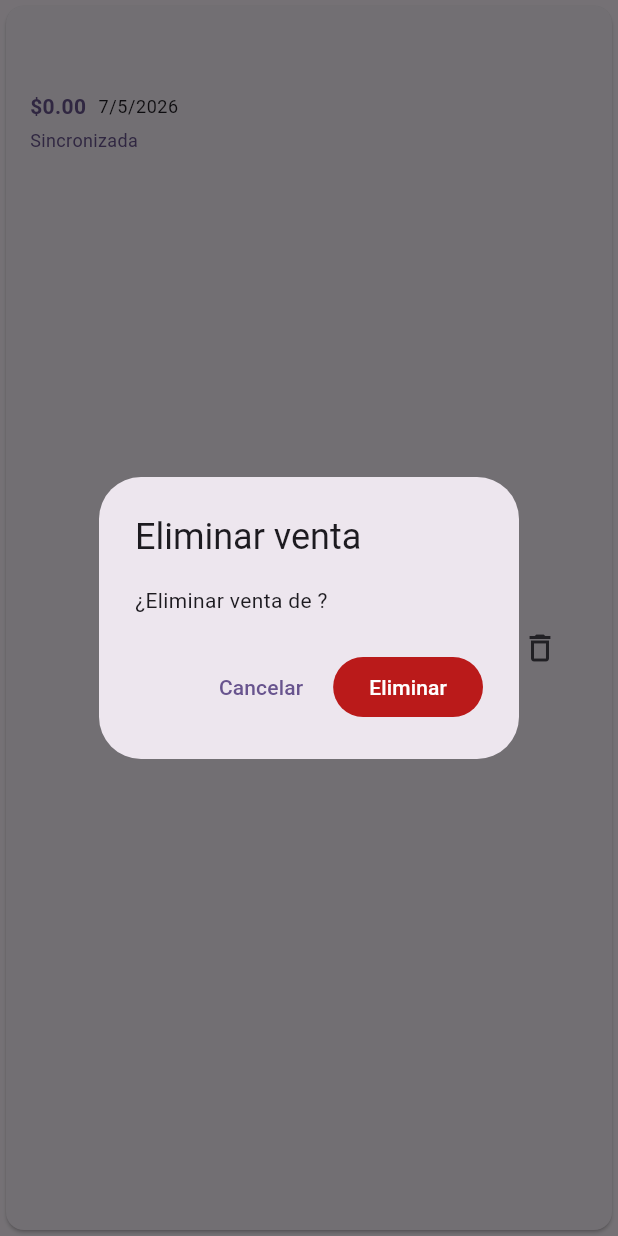
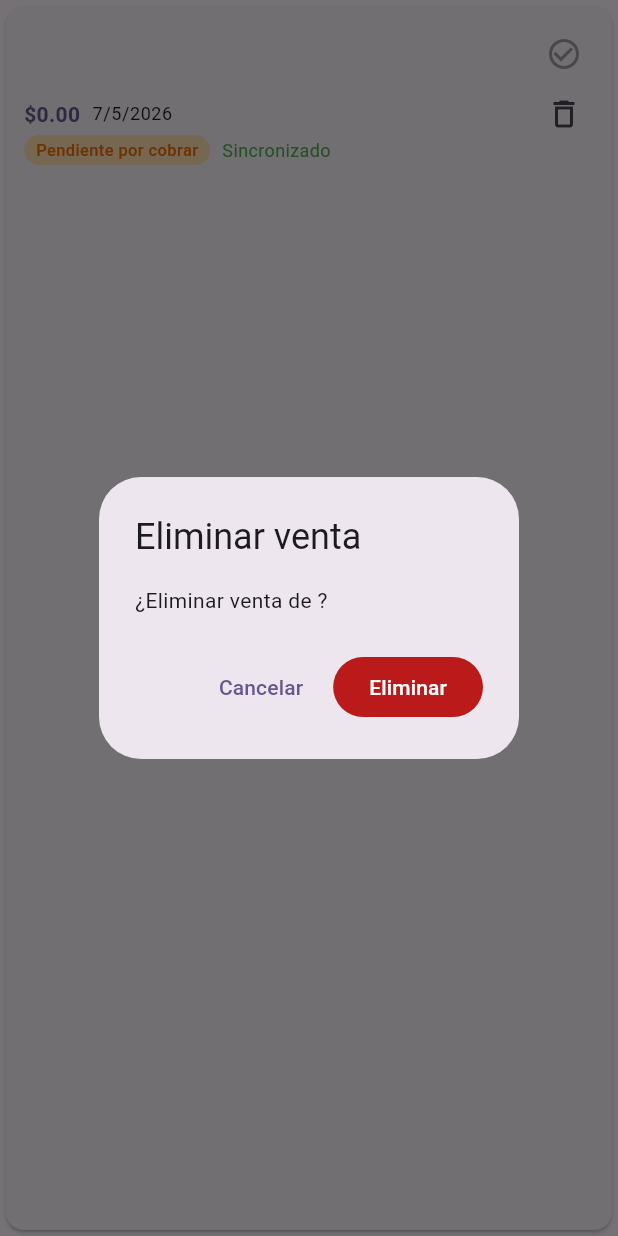
Before and after one commit to justjaaara/sales_exam, a Flutter app: the SalesTile widget shown alone on an empty page, opened directly with empty values, after a tap on the "delete outline" icon, on a phone screen of 412 x 824 dp. Run offline on Flutter 3.47's test engine with Material 3 defaults, Android fonts, the phone set to English and light mode, and no system bars; our stand-ins replace cloud_firestore, connectivity_plus, drift, drift_flutter, firebase_core, logger and 1 more; accounts and stored records are empty; generated files the repository leaves out were written again.

Commit message:
feat: Enhance sales functionality with connectivity monitoring and payment status updates

```diff
--- a/lib/models/sales_model.dart
+++ b/lib/models/sales_model.dart
@@ -6,6 +6,7 @@ class SalesModel {
   final DateTime saleDate;
   final DateTime updatedAt;
   final bool pendingSync;
+  final bool isPaid;
 
   const SalesModel({
     this.id,
@@ -15,7 +16,10 @@ class SalesModel {
     required this.saleDate,
     required this.updatedAt,
     required this.pendingSync,
+    this.isPaid = false,
   });
+
+  String get statusText => isPaid ? 'Cobrado' : 'Pendiente por cobrar';
 
   SalesModel copyWith({
     int? id,
@@ -25,6 +29,7 @@ class SalesModel {
     DateTime? saleDate,
     DateTime? updatedAt,
     bool? pendingSync,
+    bool? isPaid,
   }) {
     return SalesModel(
       id: id ?? this.id,
@@ -34,6 +39,7 @@ class SalesModel {
       saleDate: saleDate ?? this.saleDate,
       updatedAt: updatedAt ?? this.updatedAt,
       pendingSync: pendingSync ?? this.pendingSync,
+      isPaid: isPaid ?? this.isPaid,
     );
   }
 
@@ -44,6 +50,7 @@ class SalesModel {
       'amount': amount,
       'saleDate': saleDate.toIso8601String(),
       'updatedAt': updatedAt.toIso8601String(),
+      'isPaid': isPaid,
     };
   }
 
@@ -56,6 +63,13 @@ class SalesModel {
       saleDate: DateTime.tryParse(map['saleDate'] as String? ?? '') ?? DateTime.now(),
       updatedAt: DateTime.tryParse(map['updatedAt'] as String? ?? '') ?? DateTime.now(),
       pendingSync: false,
+      isPaid: map['isPaid'] as bool? ?? false,
     );
   }
+
+  Map<String, dynamic> toJson() => toFirestore();
+
+  factory SalesModel.fromJson(Map<String, dynamic> json, {required int id}) {
+    return SalesModel.fromFirestore(json, id: id);
+  }
 }
--- a/lib/widgets/sales_tile.dart
+++ b/lib/widgets/sales_tile.dart
@@ -5,25 +5,33 @@ import '../models/sales_model.dart';
 class SalesTile extends StatelessWidget {
   final SalesModel sale;
   final VoidCallback onDelete;
+  final VoidCallback onTogglePaid;
 
   const SalesTile({
     super.key,
     required this.sale,
     required this.onDelete,
+    required this.onTogglePaid,
   });
 
   @override
   Widget build(BuildContext context) {
     return Card(
-      child: ListTile(
-        title: Text(
+      child: Padding(
+        padding: const EdgeInsets.all(12),
+        child: Row(
+          children: [
+            Expanded(
+              child: Column(
+                crossAxisAlignment: CrossAxisAlignment.start,
+                children: [
+                  Text(
                     sale.clientName,
                     maxLines: 1,
                     overflow: TextOverflow.ellipsis,
+                    style: const TextStyle(fontWeight: FontWeight.bold),
                   ),
-        subtitle: Column(
-          crossAxisAlignment: CrossAxisAlignment.start,
-          children: [
+                  const SizedBox(height: 4),
                   Text(
                     sale.product,
                     maxLines: 1,
@@ -47,20 +55,70 @@ class SalesTile extends StatelessWidget {
                     ],
                   ),
                   const SizedBox(height: 4),
+                  Row(
+                    children: [
+                      Container(
+                        padding: const EdgeInsets.symmetric(
+                          horizontal: 8,
+                          vertical: 2,
+                        ),
+                        decoration: BoxDecoration(
+                          color: sale.isPaid
+                              ? Colors.green
+                              : Colors.orange.shade100,
+                          borderRadius: BorderRadius.circular(12),
+                        ),
+                        child: Text(
+                          sale.statusText,
+                          style: TextStyle(
+                            color: sale.isPaid
+                                ? Colors.white
+                                : Colors.orange.shade800,
+                            fontSize: 11,
+                            fontWeight: FontWeight.w500,
+                          ),
+                        ),
+                      ),
+                      const SizedBox(width: 8),
                       Text(
-              sale.pendingSync ? 'Pendiente de sincronización' : 'Sincronizada',
+                        sale.pendingSync
+                            ? 'Pendiente por sincronizar'
+                            : 'Sincronizado',
                         style: TextStyle(
                           color: sale.pendingSync
                               ? Theme.of(context).colorScheme.error
-                    : Theme.of(context).colorScheme.primary,
+                              : Colors.green,
                           fontSize: 12,
                         ),
                       ),
                     ],
                   ),
-        trailing: IconButton(
+                ],
+              ),
+            ),
+            Column(
+              children: [
+                IconButton(
+                  icon: Icon(
+                    sale.isPaid
+                        ? Icons.check_circle
+                        : Icons.check_circle_outline,
+                    color: sale.isPaid ? Colors.green : Colors.grey,
+                  ),
+                  onPressed: onTogglePaid,
+                  tooltip: sale.isPaid
+                      ? 'Marcar como pendiente'
+                      : 'Marcar como cobrado',
+                  visualDensity: VisualDensity.compact,
+                ),
+                IconButton(
                   icon: const Icon(Icons.delete_outline),
                   onPressed: () => _confirmDelete(context),
+                  visualDensity: VisualDensity.compact,
+                ),
+              ],
+            ),
+          ],
         ),
       ),
     );
--- a/pubspec.yaml
+++ b/pubspec.yaml
@@ -38,6 +38,8 @@ dependencies:
   drift_flutter: ^0.2.4
   path_provider: ^2.1.5
   logger: ^2.5.0
+  connectivity_plus: ^7.1.1
+  shared_preferences: ^2.5.5
 
 dev_dependencies:
   flutter_test:
```
Also changed, not shown: lib/pages/sales_page.dart (+149 -26 lines), lib/services/sales_repository.dart (+127 -19 lines), pubspec.lock, 3 other files. Lines whose indentation alone changed are shown as unchanged.
